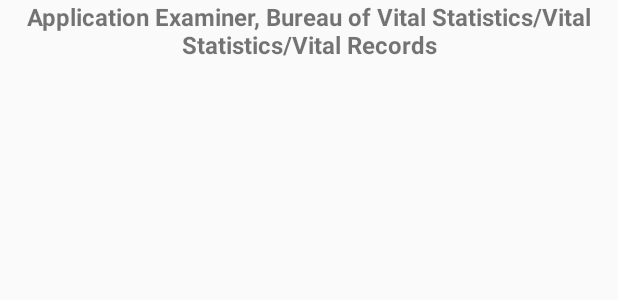
After one commit to Waynekellman/GuideMe, an Android app: the layout activity_job_details.xml on its own in the app's theme, with its tools: preview values and no code run, on a phone screen of 412 x 824 dp. The commit adds this screen. Shown: the top 300 px of the screen. Run offline under Robolectric (Android 15) with nearby library versions, the phone set to English and light mode, and no system bars.

Commit message:
jobsDetailActivityStart

```diff
--- a/app/src/main/AndroidManifest.xml
+++ b/app/src/main/AndroidManifest.xml
@@ -23,6 +23,7 @@
                 <category android:name="android.intent.category.LAUNCHER" />
             </intent-filter>
         </activity>
+        <activity android:name=".JobDetailsActivity"></activity>
     </application>
 
 </manifest>
--- /dev/null
+++ b/app/src/main/res/layout/activity_job_details.xml
@@ -0,0 +1,78 @@
+<?xml version="1.0" encoding="utf-8"?>
+<LinearLayout xmlns:android="http://schemas.android.com/apk/res/android"
+    xmlns:app="http://schemas.android.com/apk/res-auto"
+    xmlns:tools="http://schemas.android.com/tools"
+    android:layout_width="match_parent"
+    android:layout_height="match_parent"
+    android:orientation="vertical"
+    tools:context="com.nyc.guideme.JobDetailsActivity">
+
+    <TextView
+        android:id="@+id/business_title_details"
+        android:layout_width="wrap_content"
+        android:layout_height="wrap_content"
+        android:gravity="center"
+        android:text="@string/business_title"
+        android:textSize="16sp"
+        android:textStyle="bold" />
+    <TextView
+        android:id="@+id/civic_title_details"
+        android:layout_width="match_parent"
+        android:layout_height="match_parent" />
+    <TextView
+        android:id="@+id/division_work_unit_details"
+        android:layout_width="match_parent"
+        android:layout_height="match_parent" />
+    <TextView
+        android:id="@+id/salary_from_details"
+        android:layout_width="match_parent"
+        android:layout_height="match_parent" />
+    <TextView
+        android:id="@+id/salary_to_details"
+        android:layout_width="match_parent"
+        android:layout_height="match_parent" />
+    <TextView
+        android:id="@+id/salary_frequency_detail"
+        android:layout_width="match_parent"
+        android:layout_height="match_parent" />
+    <TextView
+        android:id="@+id/job_category_details"
+        android:layout_width="match_parent"
+        android:layout_height="match_parent" />
+    <TextView
+        android:id="@+id/work_location_details"
+        android:layout_width="match_parent"
+        android:layout_height="match_parent" />
+    <TextView
+        android:id="@+id/full_part_indicator_details"
+        android:layout_width="match_parent"
+        android:layout_height="match_parent" />
+    <TextView
+        android:id="@+id/job_description_details"
+        android:layout_width="match_parent"
+        android:layout_height="match_parent" />
+    <TextView
+        android:id="@+id/minimum_req_details"
+        android:layout_width="match_parent"
+        android:layout_height="match_parent" />
+    <TextView
+        android:id="@+id/residency_req_details"
+        android:layout_width="match_parent"
+        android:layout_height="match_parent" />
+    <TextView
+        android:id="@+id/post_until_details"
+        android:layout_width="match_parent"
+        android:layout_height="match_parent" />
+    <TextView
+        android:id="@+id/post_date_details"
+        android:layout_width="match_parent"
+        android:layout_height="match_parent" />
+    <TextView
+        android:id="@+id/prefered_skills_details"
+        android:layout_width="match_parent"
+        android:layout_height="match_parent" />
+    <TextView
+        android:id="@+id/jobs_id_apply"
+        android:layout_width="match_parent"
+        android:layout_height="match_parent" />
+</LinearLayout>
--- a/app/src/main/res/values/strings.xml
+++ b/app/src/main/res/values/strings.xml
@@ -26,4 +26,5 @@
     <string name="salary_range">$100,000 - $150,000</string>
     <string name="full_part_time">Full time</string>
     <string name="days_left_to_apply">10 Days left</string>
+    <string name="business_title">Application Examiner, Bureau of Vital Statistics/Vital Statistics/Vital Records</string>
 </resources>
```
Also changed, not shown: app/src/main/java/com/nyc/guideme/JobDetailsActivity.java (added, +55 -0 lines).
